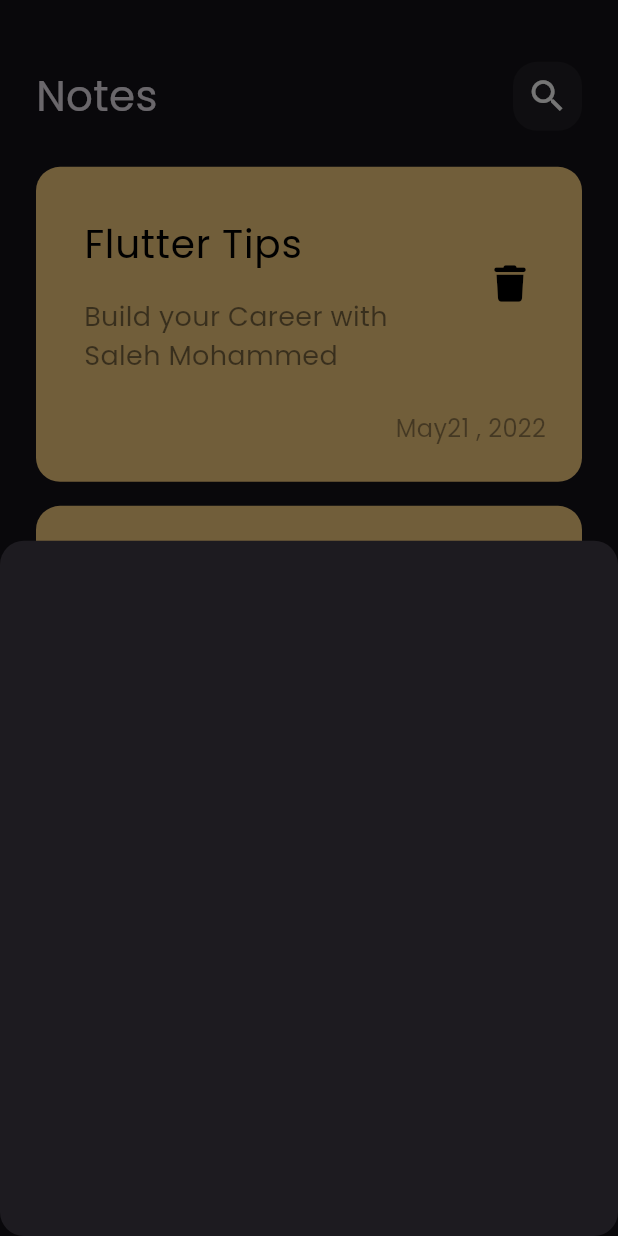
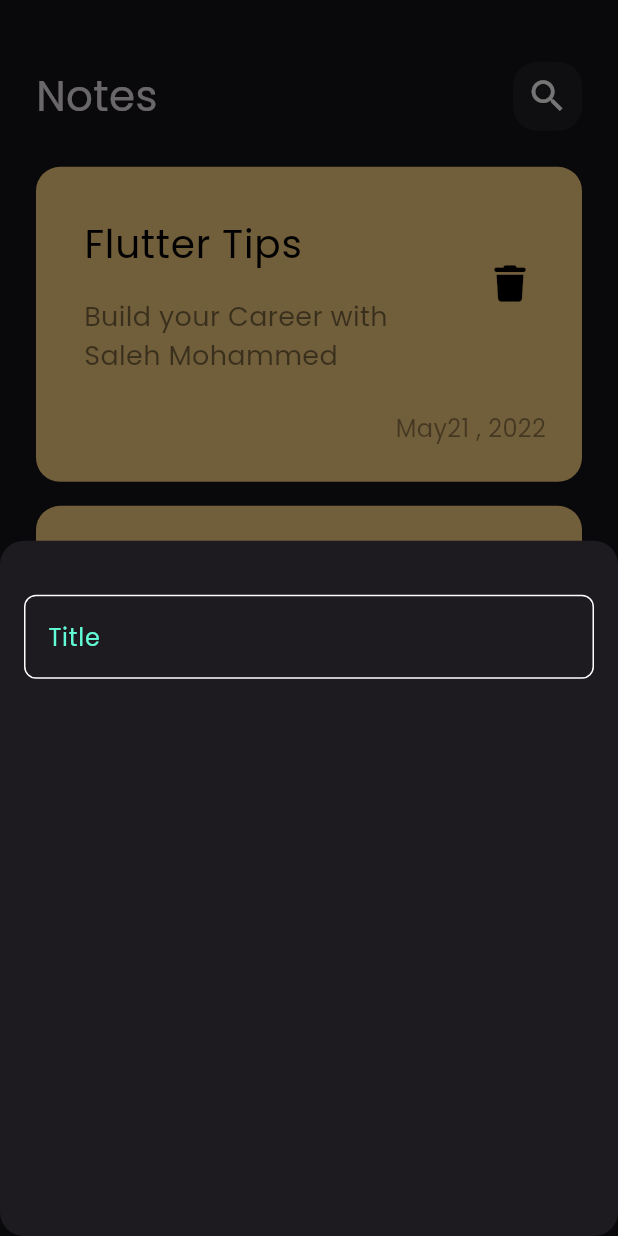
Before and after one commit to salehalgabri/noets_app, a Flutter app: the screen it shows after launch, after a tap on the "add" icon, on a phone screen of 412 x 824 dp. Run offline on Flutter 3.47's test engine with Material 3 defaults, Android fonts, the phone set to English and light mode, and no system bars; our stand-ins replace font_awesome_flutter.

Commit message:
Created a custom title text field.

```diff
--- /dev/null
+++ b/lib/constants.dart
@@ -0,0 +1,3 @@
+import 'dart:ui';
+
+const kPrimaryColor = Color(0xff62FCD7);
--- a/lib/views/widgets/add_note_bottom_sheet.dart
+++ b/lib/views/widgets/add_note_bottom_sheet.dart
@@ -1,10 +1,23 @@
 import 'package:flutter/material.dart';
+import 'package:notes_app/views/widgets/custom_text_field.dart';
 
 class AddNoteBottomSheet extends StatelessWidget {
   const AddNoteBottomSheet({super.key});
 
   @override
   Widget build(BuildContext context) {
-    return Container();
+    return const Padding(
+      padding: EdgeInsets.symmetric(
+        horizontal: 16,
+      ),
+      child: Column(
+        children: [
+          SizedBox(
+            height: 36,
+          ),
+          CustomTextField(),
+        ],
+      ),
+    );
   }
 }
--- /dev/null
+++ b/lib/views/widgets/custom_text_field.dart
@@ -0,0 +1,36 @@
+import 'package:flutter/material.dart';
+import 'package:notes_app/constants.dart';
+
+class CustomTextField extends StatelessWidget {
+  const CustomTextField({super.key});
+
+  @override
+  Widget build(BuildContext context) {
+    return TextField(
+      cursorColor: kPrimaryColor,
+      onTapOutside: (event) {
+        FocusScope.of(context).requestFocus(FocusNode());
+      },
+      decoration: InputDecoration(
+        hintText: 'Title',
+        hintStyle: const TextStyle(
+          color: kPrimaryColor,
+        ),
+        enabledBorder: buildBorder(),
+        border: buildBorder(),
+        focusedBorder: buildBorder(
+          color: kPrimaryColor,
+        ),
+      ),
+    );
+  }
+
+  OutlineInputBorder buildBorder({color}) {
+    return OutlineInputBorder(
+      borderRadius: BorderRadius.circular(8),
+      borderSide: BorderSide(
+        color: color ?? Colors.white,
+      ),
+    );
+  }
+}
```
